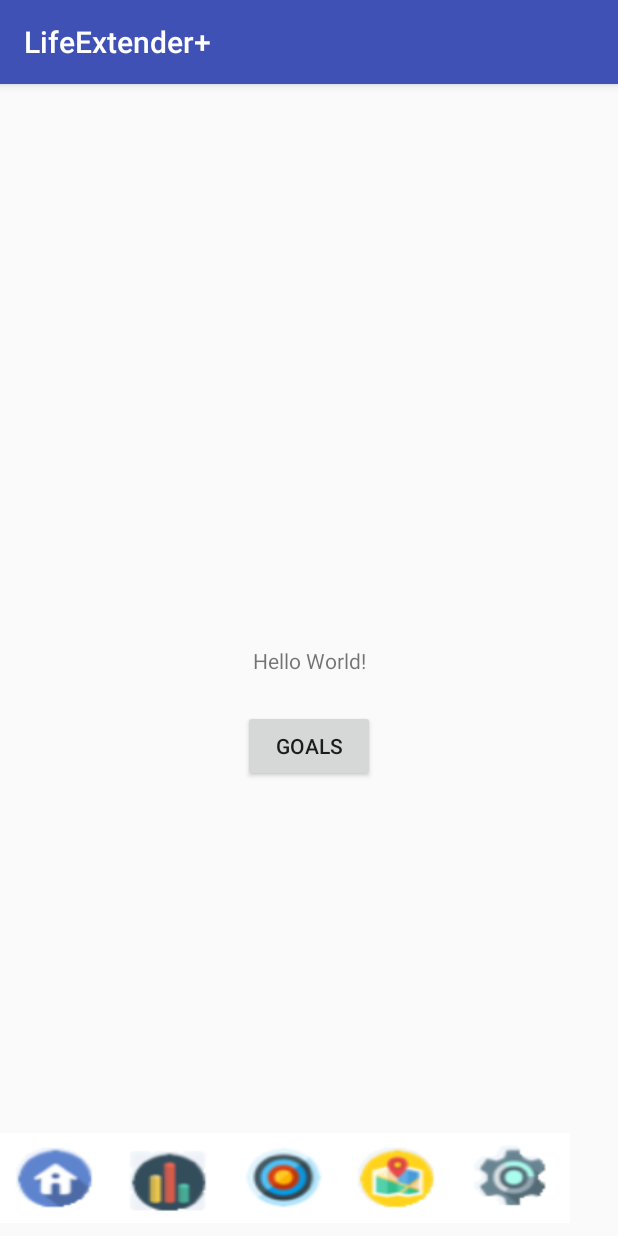
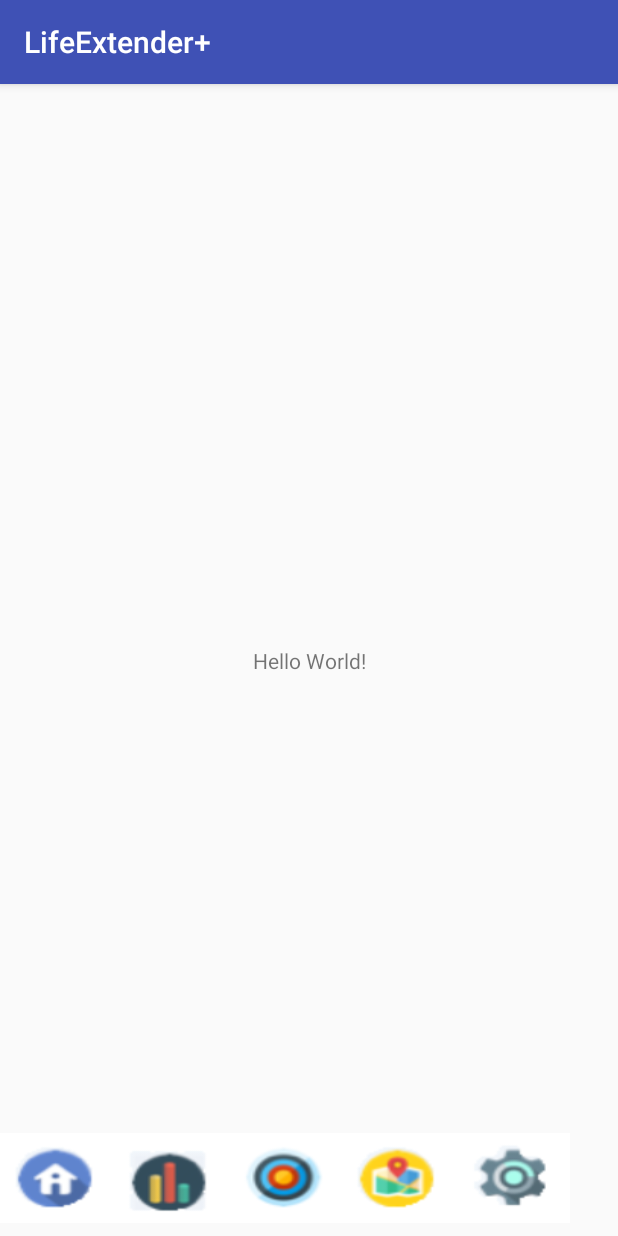
Before and after one commit to johncodes0/LifeExtenderPlus, an Android app: the screen it shows after launch (HomeTab), after a tap on an icon or button, on a phone screen of 412 x 824 dp. Run offline under Robolectric (Android 15) with nearby library versions, the phone set to English and light mode, and no system bars.

Commit message:
Tab Switcher Added

```diff
--- a/LEx/app/src/main/java/se2017/lex/HomeTab.java
+++ b/LEx/app/src/main/java/se2017/lex/HomeTab.java
@@ -13,8 +13,26 @@ public class HomeTab extends AppCompatActivity {
         setContentView(R.layout.activity_home_tab);
     }
 
-    public void gotoGoals(View v){
-        Intent toGoals = new Intent (this, GoalsTab.class);
+
+    //Fragment Links
+    public void gotoHome(View v) {
+        Intent toHome = new Intent(this, HomeTab.class);
+        startActivity(toHome);
+    }
+    public void gotoStats(View v) {
+        Intent toStats = new Intent(this, StatsTab.class);
+        startActivity(toStats);
+    }
+    public void gotoMaps(View v) {
+        Intent toMaps = new Intent(this, MapsTab.class);
+        startActivity(toMaps);
+    }
+    public void gotoSettings(View v) {
+        Intent toSettings = new Intent(this, SettingsTab.class);
+        startActivity(toSettings);
+    }
+    public void gotoGoals(View v) {
+        Intent toGoals = new Intent(this, GoalsTab.class);
         startActivity(toGoals);
     }
 }
--- a/LEx/app/src/main/java/se2017/lex/bottomSectionFrag.java
+++ b/LEx/app/src/main/java/se2017/lex/bottomSectionFrag.java
@@ -6,6 +6,7 @@ import android.support.v4.app.Fragment;
 import android.view.LayoutInflater;
 import android.view.View;
 import android.view.ViewGroup;
+import android.content.Intent;
 
 public class bottomSectionFrag extends Fragment {
 
@@ -14,4 +15,7 @@ public class bottomSectionFrag extends Fragment {
         View view = inflater.inflate(R.layout.bottom_frag, container, false);
         return view;
     }
+
+
+
 }
--- a/LEx/app/src/main/res/layout/activity_home_tab.xml
+++ b/LEx/app/src/main/res/layout/activity_home_tab.xml
@@ -20,20 +20,6 @@
         tools:layout_constraintLeft_creator="1"
         android:id="@+id/textView5" />
 
-    <Button
-        android:id="@+id/gotogoals"
-        android:layout_width="wrap_content"
-        android:layout_height="wrap_content"
-        android:text="Goals"
-        android:onClick="gotoGoals"
-        tools:layout_constraintTop_creator="1"
-        tools:layout_constraintRight_creator="1"
-        app:layout_constraintRight_toRightOf="parent"
-        android:layout_marginTop="23dp"
-        app:layout_constraintTop_toBottomOf="@+id/textView5"
-        tools:layout_constraintLeft_creator="1"
-        app:layout_constraintLeft_toLeftOf="parent" />
-
     <fragment
         android:id="@+id/fragment"
         android:name="se2017.lex.bottomSectionFrag"
```
Also changed, not shown: LEx/app/src/main/java/se2017/lex/GoalsTab.java (+21 -0 lines).
